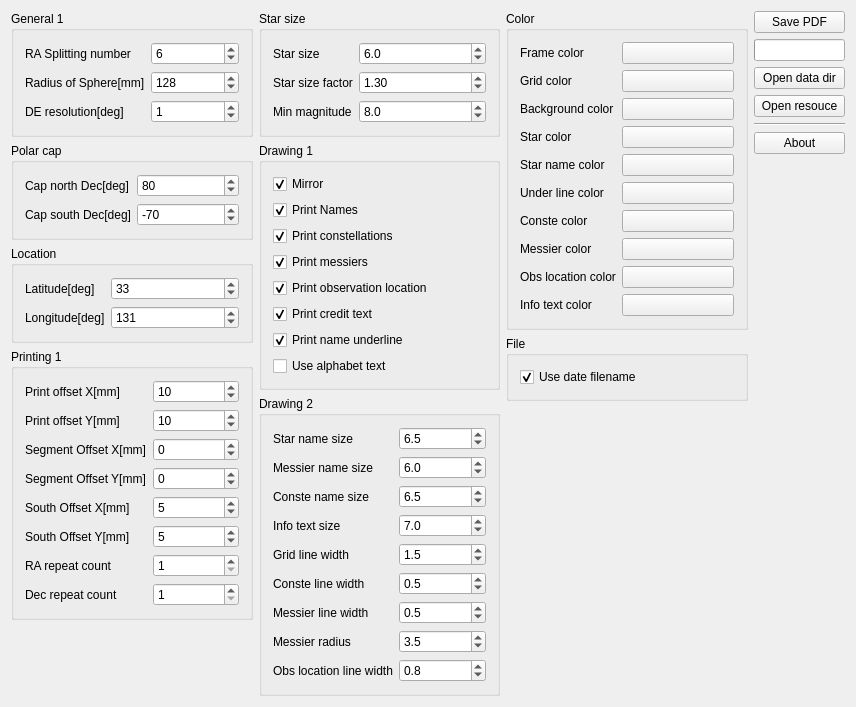
Old version of the form widget.ui in the repository futr/tenkyu2.
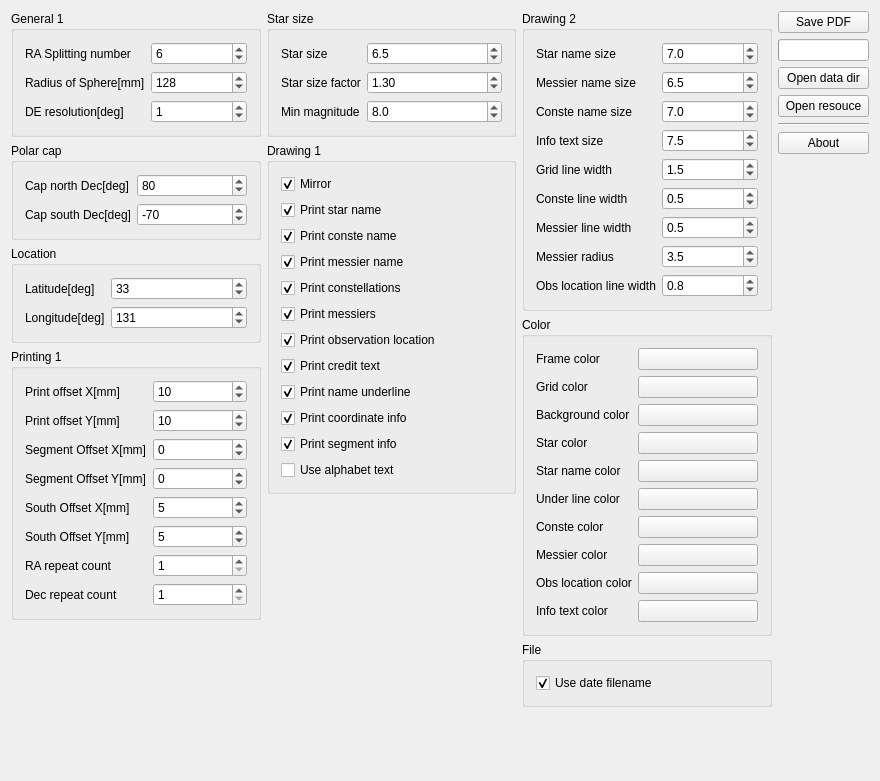
New version of the form. Custom widgets are drawn as their Qt base class.

Diff of the .ui file:
```diff
--- a/widget.ui
+++ b/widget.ui
@@ -6,8 +6,8 @@
    <rect>
     <x>0</x>
     <y>0</y>
-    <width>856</width>
-    <height>687</height>
+    <width>880</width>
+    <height>781</height>
    </rect>
   </property>
   <property name="windowTitle">
@@ -357,7 +357,7 @@
              <number>1</number>
             </property>
             <property name="value">
-             <double>6.000000000000000</double>
+             <double>6.500000000000000</double>
             </property>
            </widget>
           </item>
@@ -417,7 +417,27 @@
           <item>
            <widget class="QCheckBox" name="printNamesCheckBox">
             <property name="text">
-             <string>Print Names</string>
+             <string>Print star name</string>
+            </property>
+            <property name="checked">
+             <bool>true</bool>
+            </property>
+           </widget>
+          </item>
+          <item>
+           <widget class="QCheckBox" name="printConsteNameCheckBox">
+            <property name="text">
+             <string>Print conste name</string>
+            </property>
+            <property name="checked">
+             <bool>true</bool>
+            </property>
+           </widget>
+          </item>
+          <item>
+           <widget class="QCheckBox" name="printMessierNameCheckBox">
+            <property name="text">
+             <string>Print messier name</string>
             </property>
             <property name="checked">
              <bool>true</bool>
@@ -474,6 +494,26 @@
             </property>
            </widget>
           </item>
+          <item>
+           <widget class="QCheckBox" name="printCoordInfoCheckBox">
+            <property name="text">
+             <string>Print coordinate info</string>
+            </property>
+            <property name="checked">
+             <bool>true</bool>
+            </property>
+           </widget>
+          </item>
+          <item>
+           <widget class="QCheckBox" name="printSegInfoCheckBox">
+            <property name="text">
+             <string>Print segment info</string>
+            </property>
+            <property name="checked">
+             <bool>true</bool>
+            </property>
+           </widget>
+          </item>
           <item>
            <widget class="QCheckBox" name="useAlphabetTextCheckBox">
             <property name="text">
@@ -485,6 +525,23 @@
         </widget>
        </item>
        <item>
+        <spacer name="verticalSpacer_4">
+         <property name="orientation">
+          <enum>Qt::Vertical</enum>
+         </property>
+         <property name="sizeHint" stdset="0">
+          <size>
+           <width>20</width>
+           <height>40</height>
+          </size>
+         </property>
+        </spacer>
+       </item>
+      </layout>
+     </item>
+     <item>
+      <layout class="QVBoxLayout" name="verticalLayout_5">
+       <item>
         <widget class="QGroupBox" name="groupBox_3">
          <property name="title">
           <string>Drawing 2</string>
@@ -503,7 +560,7 @@
              <number>1</number>
             </property>
             <property name="value">
-             <double>6.500000000000000</double>
+             <double>7.000000000000000</double>
             </property>
            </widget>
           </item>
@@ -520,7 +577,7 @@
              <number>1</number>
             </property>
             <property name="value">
-             <double>6.000000000000000</double>
+             <double>6.500000000000000</double>
             </property>
            </widget>
           </item>
@@ -537,7 +594,7 @@
              <number>1</number>
             </property>
             <property name="value">
-             <double>6.500000000000000</double>
+             <double>7.000000000000000</double>
             </property>
            </widget>
           </item>
@@ -554,7 +611,7 @@
              <number>1</number>
             </property>
             <property name="value">
-             <double>7.000000000000000</double>
+             <double>7.500000000000000</double>
             </property>
            </widget>
           </item>
@@ -647,23 +704,6 @@
         </widget>
        </item>
        <item>
-        <spacer name="verticalSpacer_4">
-         <property name="orientation">
-          <enum>Qt::Vertical</enum>
-         </property>
-         <property name="sizeHint" stdset="0">
-          <size>
-           <width>20</width>
-           <height>40</height>
-          </size>
-         </property>
-        </spacer>
-       </item>
-      </layout>
-     </item>
-     <item>
-      <layout class="QVBoxLayout" name="verticalLayout_5">
-       <item>
         <widget class="QGroupBox" name="groupBox_8">
          <property name="title">
           <string>Color</string>
```
Left out of the diff: 4 changed lines with no effect on the pictures.
